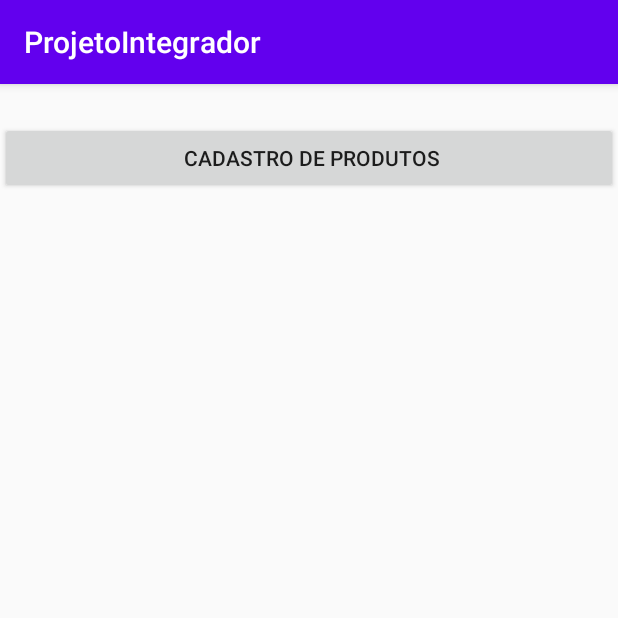
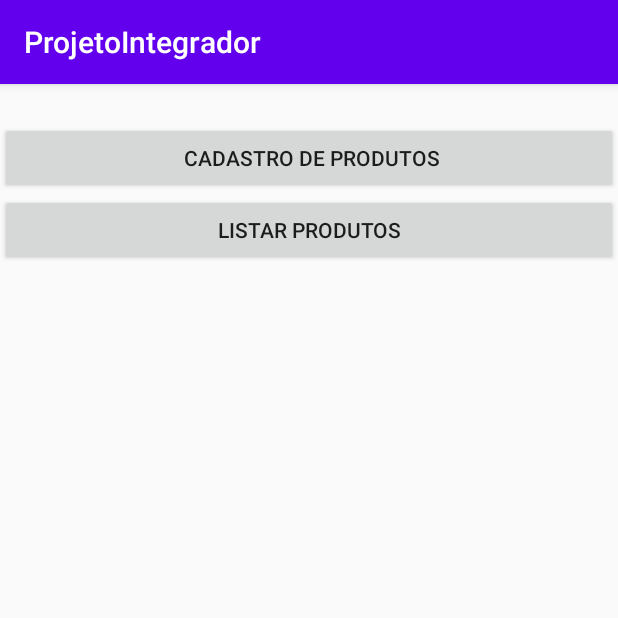
Before and after one commit to eligustavo/projeto-android-studio, an Android app: the screen it shows after launch (MainActivity), on a phone screen of 412 x 824 dp, the top half of it. Run offline under Robolectric (Android 15) with nearby library versions, the phone set to English and light mode, and no system bars.

Commit message:
Criado botao e listview de produtos

```diff
--- a/app/src/main/java/br/com/etelimoeiro/projetointegrador/MainActivity.java
+++ b/app/src/main/java/br/com/etelimoeiro/projetointegrador/MainActivity.java
@@ -8,13 +8,17 @@ import android.view.View;
 import android.widget.Button;
 
 import br.com.etelimoeiro.projetointegrador.activities.ActivityProduto;
+import br.com.etelimoeiro.projetointegrador.activities.ListaProdutosActivity;
 import br.com.etelimoeiro.projetointegrador.controller.ProdutoController;
 import br.com.etelimoeiro.projetointegrador.db.ConexaoSQL;
 import br.com.etelimoeiro.projetointegrador.domain.Produto;
 
 public class MainActivity extends AppCompatActivity {
 
-    Button btnSalvarProduto;
+    private Button btnSalvarProduto;
+    private Button btnListaProdutos;
+
+
 
     @Override
     protected void onCreate(Bundle savedInstanceState) {
@@ -25,6 +29,8 @@ public class MainActivity extends AppCompatActivity {
 
         this.btnSalvarProduto = (Button) findViewById(R.id.btnSalvarProduto);
 
+        this.btnListaProdutos = (Button) findViewById(R.id.btnListaProdutos);
+
         this.btnSalvarProduto.setOnClickListener(new View.OnClickListener() {
             @Override
             public void onClick(View v) {
@@ -34,5 +40,13 @@ public class MainActivity extends AppCompatActivity {
             }
         });
 
+        this.btnListaProdutos.setOnClickListener(new View.OnClickListener() {
+            @Override
+            public void onClick(View v) {
+                Intent intent = new Intent(MainActivity.this, ListaProdutosActivity.class);
+                startActivity(intent);
+            }
+        });
+
     }
 }
--- a/app/src/main/java/br/com/etelimoeiro/projetointegrador/domain/Produto.java
+++ b/app/src/main/java/br/com/etelimoeiro/projetointegrador/domain/Produto.java
@@ -2,7 +2,7 @@ package br.com.etelimoeiro.projetointegrador.domain;
 
 public class Produto {
 
-    private int id;
+    private long id;
     private String nomeProduto;
     private int qtd;
     private Double valor;
@@ -11,11 +11,11 @@ public class Produto {
 
     }
 
-    public int getId() {
+    public long getId() {
         return id;
     }
 
-    public void setId(int id) {
+    public void setId(long id) {
         this.id = id;
     }
 
--- a/app/src/main/res/layout/activity_main.xml
+++ b/app/src/main/res/layout/activity_main.xml
@@ -17,4 +17,9 @@
         android:layout_height="wrap_content"
         android:text=" Cadastro de Produtos" />
 
+    <Button
+        android:id="@+id/btnListaProdutos"
+        android:layout_width="match_parent"
+        android:layout_height="wrap_content"
+        android:text="Listar Produtos" />
 </LinearLayout>
```
Also changed, not shown: app/src/main/AndroidManifest.xml (+7 -1 lines), app/src/main/java/br/com/etelimoeiro/projetointegrador/activities/ActivityProduto.java (+3 -4 lines), app/src/main/java/br/com/etelimoeiro/projetointegrador/activities/ListaProdutosActivity.java (added, +16 -0 lines), app/src/main/res/layout/activity_lista_produtos.xml (added, +15 -0 lines), app/src/main/res/layout/layout_produto.xml (added, +41 -0 lines).
